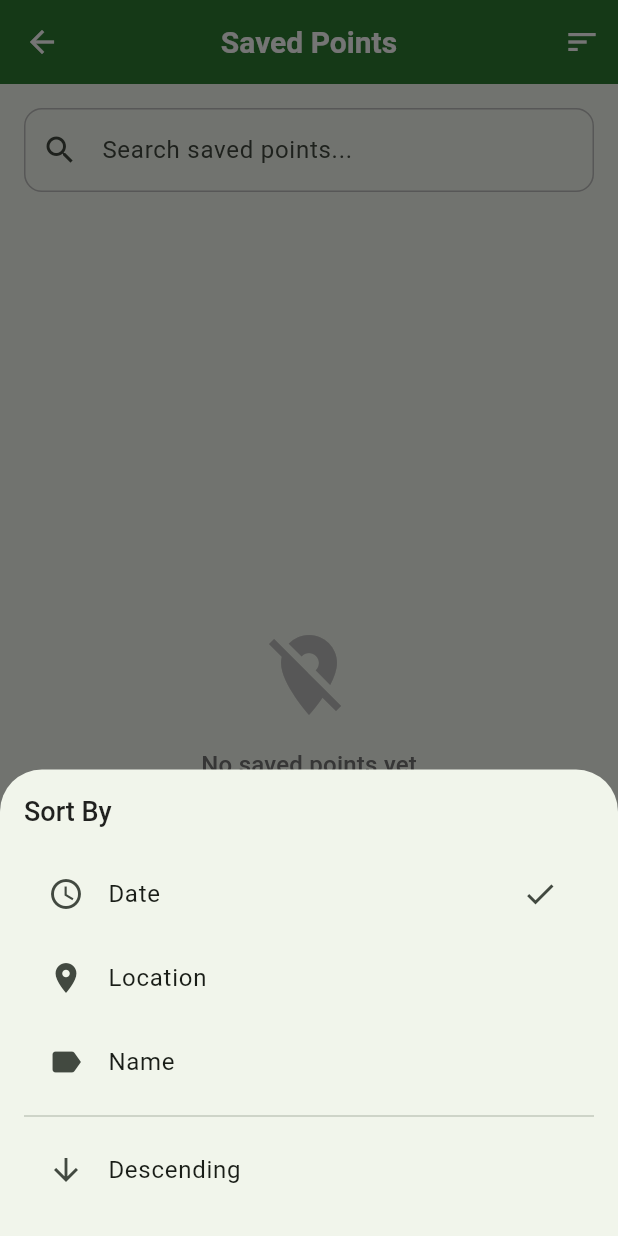
After one commit to sujith-jino/gps_land_map, a Flutter app: the SavedPointsPage screen opened by its route, after a tap on the "sort" icon, on a phone screen of 412 x 824 dp. The commit adds this screen. Run offline on Flutter 3.47's test engine with Material 3 defaults, Android fonts, the phone set to English and light mode, and no system bars; our stand-ins replace camera, equatable, geocoding, geolocator, google_maps_flutter, hive and 5 more; accounts and stored records are empty.

Commit message:
saved points

```diff
--- a/lib/features/home/presentation/pages/home_page.dart
+++ b/lib/features/home/presentation/pages/home_page.dart
@@ -394,6 +394,6 @@ class _HomePageState extends State<HomePage> {
   }
 
   void _navigateToSavedPoints() {
-    // Implement navigation to saved points
+    AppRouter.navigateToSavedPoints(context);
   }
 }
--- /dev/null
+++ b/lib/features/saved_points/presentation/pages/saved_points_page.dart
@@ -0,0 +1,483 @@
+import 'package:flutter/material.dart';
+import '../../../../core/localization/app_localizations.dart';
+import '../../../../core/services/database_service.dart';
+import '../../../../core/models/land_point.dart';
+
+class SavedPointsPage extends StatefulWidget {
+  const SavedPointsPage({super.key});
+
+  @override
+  State<SavedPointsPage> createState() => _SavedPointsPageState();
+}
+
+class _SavedPointsPageState extends State<SavedPointsPage> {
+  final DatabaseService _databaseService = DatabaseService();
+  final TextEditingController _searchController = TextEditingController();
+
+  List<LandPoint> _allPoints = [];
+  List<LandPoint> _filteredPoints = [];
+  bool _isLoading = true;
+  String _sortBy = 'date'; // 'date', 'name', 'location'
+  bool _isAscending = false;
+
+  @override
+  void initState() {
+    super.initState();
+    _loadSavedPoints();
+    _searchController.addListener(_filterPoints);
+  }
+
+  @override
+  void dispose() {
+    _searchController.dispose();
+    super.dispose();
+  }
+
+  Future<void> _loadSavedPoints() async {
+    try {
+      setState(() => _isLoading = true);
+
+      final points = await _databaseService.getAllLandPoints();
+
+      setState(() {
+        _allPoints = points;
+        _filteredPoints = points;
+        _isLoading = false;
+      });
+
+      _sortPoints();
+    } catch (e) {
+      setState(() => _isLoading = false);
+      if (mounted) {
+        ScaffoldMessenger.of(context).showSnackBar(
+          SnackBar(content: Text('Error loading saved points: $e')),
+        );
+      }
+    }
+  }
+
+  void _filterPoints() {
+    final query = _searchController.text.toLowerCase();
+
+    setState(() {
+      if (query.isEmpty) {
+        _filteredPoints = List.from(_allPoints);
+      } else {
+        _filteredPoints = _allPoints.where((point) {
+          final notesMatch = point.notes?.toLowerCase().contains(query) ??
+              false;
+          final landFeatureMatch = point.analysis?.dominantLandFeature
+              .toLowerCase().contains(query) ?? false;
+          final soilTypeMatch = point.analysis?.soilType.toLowerCase().contains(
+              query) ?? false;
+
+          return notesMatch || landFeatureMatch || soilTypeMatch;
+        }).toList();
+      }
+    });
+
+    _sortPoints();
+  }
+
+  void _sortPoints() {
+    setState(() {
+      _filteredPoints.sort((a, b) {
+        int comparison = 0;
+
+        switch (_sortBy) {
+          case 'date':
+            comparison = a.timestamp.compareTo(b.timestamp);
+            break;
+          case 'location':
+            comparison = a.latitude.compareTo(b.latitude);
+            break;
+          case 'name':
+            final aName = a.notes ?? 'Unnamed Point';
+            final bName = b.notes ?? 'Unnamed Point';
+            comparison = aName.compareTo(bName);
+            break;
+        }
+
+        return _isAscending ? comparison : -comparison;
+      });
+    });
+  }
+
+  void _showSortOptions() {
+    showModalBottomSheet(
+      context: context,
+      builder: (context) =>
+          Container(
+            padding: const EdgeInsets.all(16),
+            child: Column(
+              mainAxisSize: MainAxisSize.min,
+              crossAxisAlignment: CrossAxisAlignment.start,
+              children: [
+                Text(
+                  'Sort By',
+                  style: Theme
+                      .of(context)
+                      .textTheme
+                      .titleLarge,
+                ),
+                const SizedBox(height: 16),
+                ListTile(
+                  leading: const Icon(Icons.access_time),
+                  title: const Text('Date'),
+                  trailing: _sortBy == 'date' ? const Icon(Icons.check) : null,
+                  onTap: () {
+                    setState(() => _sortBy = 'date');
+                    _sortPoints();
+                    Navigator.pop(context);
+                  },
+                ),
+                ListTile(
+                  leading: const Icon(Icons.location_on),
+                  title: const Text('Location'),
+                  trailing: _sortBy == 'location'
+                      ? const Icon(Icons.check)
+                      : null,
+                  onTap: () {
+                    setState(() => _sortBy = 'location');
+                    _sortPoints();
+                    Navigator.pop(context);
+                  },
+                ),
+                ListTile(
+                  leading: const Icon(Icons.label),
+                  title: const Text('Name'),
+                  trailing: _sortBy == 'name' ? const Icon(Icons.check) : null,
+                  onTap: () {
+                    setState(() => _sortBy = 'name');
+                    _sortPoints();
+                    Navigator.pop(context);
+                  },
+                ),
+                const Divider(),
+                ListTile(
+                  leading: Icon(
+                      _isAscending ? Icons.arrow_upward : Icons.arrow_downward),
+                  title: Text(_isAscending ? 'Ascending' : 'Descending'),
+                  onTap: () {
+                    setState(() => _isAscending = !_isAscending);
+                    _sortPoints();
+                    Navigator.pop(context);
+                  },
+                ),
+              ],
+            ),
+          ),
+    );
+  }
+
+  void _showPointDetails(LandPoint point) {
+    showDialog(
+      context: context,
+      builder: (context) =>
+          AlertDialog(
+            title: Text(point.notes ?? 'Land Point'),
+            content: SingleChildScrollView(
+              child: Column(
+                crossAxisAlignment: CrossAxisAlignment.start,
+                mainAxisSize: MainAxisSize.min,
+                children: [
+                  _buildDetailRow(
+                      'Latitude', point.latitude.toStringAsFixed(6)),
+                  _buildDetailRow(
+                      'Longitude', point.longitude.toStringAsFixed(6)),
+                  _buildDetailRow('Date', _formatDate(point.timestamp)),
+
+                  if (point.analysis != null) ...[
+                    const SizedBox(height: 16),
+                    Text(
+                      'Analysis Results',
+                      style: Theme
+                          .of(context)
+                          .textTheme
+                          .titleMedium
+                          ?.copyWith(
+                        fontWeight: FontWeight.bold,
+                      ),
+                    ),
+                    const SizedBox(height: 8),
+                    _buildDetailRow(
+                        'Land Feature', point.analysis!.dominantLandFeature),
+                    _buildDetailRow('Soil Type', point.analysis!.soilType),
+                    _buildDetailRow('Vegetation',
+                        '${point.analysis!.vegetationPercentage.toStringAsFixed(
+                            1)}%'),
+                    _buildDetailRow('Water Coverage',
+                    '${point.analysis!.waterBodyPercentage.toStringAsFixed(1)}%'),
+                _buildDetailRow('Elevation',
+                    '${point.analysis!.elevationEstimate.toStringAsFixed(1)}m'),
+                _buildDetailRow('Confidence',
+                    '${point.analysis!.confidenceScore.toStringAsFixed(1)}%'),
+                  ],
+
+                  if (point.notes != null) ...[
+                    const SizedBox(height: 16),
+                    Text(
+                      'Notes',
+                      style: Theme
+                          .of(context)
+                          .textTheme
+                          .titleMedium
+                          ?.copyWith(
+                        fontWeight: FontWeight.bold,
+                      ),
+                    ),
+                    const SizedBox(height: 8),
+                    Text(point.notes!),
+                  ],
+                ],
+              ),
+            ),
+            actions: [
+              TextButton(
+                onPressed: () => Navigator.pop(context),
+                child: const Text('Close'),
+              ),
+              TextButton(
+                onPressed: () {
+                  Navigator.pop(context);
+                  _deletePoint(point);
+                },
+                child: Text(
+                  'Delete',
+                  style: TextStyle(color: Colors.red[700]),
+                ),
+              ),
+            ],
+          ),
+    );
+  }
+
+  Widget _buildDetailRow(String label, String value) {
+    return Padding(
+      padding: const EdgeInsets.symmetric(vertical: 4),
+      child: Row(
+        crossAxisAlignment: CrossAxisAlignment.start,
+        children: [
+          SizedBox(
+            width: 100,
+            child: Text(
+              '$label:',
+              style: const TextStyle(fontWeight: FontWeight.w500),
+            ),
+          ),
+          Expanded(
+            child: Text(value),
+          ),
+        ],
+      ),
+    );
+  }
+
+  String _formatDate(DateTime date) {
+    return '${date.day}/${date.month}/${date.year} ${date.hour}:${date.minute
+        .toString().padLeft(2, '0')}';
+  }
+
+  Future<void> _deletePoint(LandPoint point) async {
+    final confirmed = await showDialog<bool>(
+      context: context,
+      builder: (context) =>
+          AlertDialog(
+            title: const Text('Delete Point'),
+            content: const Text(
+                'Are you sure you want to delete this land point?'),
+            actions: [
+              TextButton(
+                onPressed: () => Navigator.pop(context, false),
+                child: const Text('Cancel'),
+              ),
+              TextButton(
+                onPressed: () => Navigator.pop(context, true),
+                child: Text(
+                  'Delete',
+                  style: TextStyle(color: Colors.red[700]),
+                ),
+              ),
+            ],
+          ),
+    );
+
+    if (confirmed == true) {
+      try {
+        await _databaseService.deleteLandPoint(point.id!);
+        await _loadSavedPoints();
+        if (mounted) {
+          ScaffoldMessenger.of(context).showSnackBar(
+            const SnackBar(content: Text('Point deleted successfully')),
+          );
+        }
+      } catch (e) {
+        if (mounted) {
+          ScaffoldMessenger.of(context).showSnackBar(
+            SnackBar(content: Text('Error deleting point: $e')),
+          );
+        }
+      }
+    }
+  }
+
+  @override
+  Widget build(BuildContext context) {
+    final l10n = AppLocalizations.of(context)!;
+
+    return Scaffold(
+      appBar: AppBar(
+        title: Text(l10n.savedPoints),
+        actions: [
+          IconButton(
+            icon: const Icon(Icons.sort),
+            onPressed: _showSortOptions,
+          ),
+        ],
+      ),
+      body: Column(
+        children: [
+          // Search Bar
+          Padding(
+            padding: const EdgeInsets.all(16),
+            child: TextField(
+              controller: _searchController,
+              decoration: InputDecoration(
+                hintText: 'Search saved points...',
+                prefixIcon: const Icon(Icons.search),
+                suffixIcon: _searchController.text.isNotEmpty
+                    ? IconButton(
+                  icon: const Icon(Icons.clear),
+                  onPressed: () {
+                    _searchController.clear();
+                  },
+                )
+                    : null,
+                border: OutlineInputBorder(
+                  borderRadius: BorderRadius.circular(12),
+                ),
+              ),
+            ),
+          ),
+
+          // Points List
+          Expanded(
+            child: _isLoading
+                ? const Center(child: CircularProgressIndicator())
+                : _filteredPoints.isEmpty
+                ? _buildEmptyState()
+                : RefreshIndicator(
+              onRefresh: _loadSavedPoints,
+              child: ListView.builder(
+                padding: const EdgeInsets.symmetric(horizontal: 16),
+                itemCount: _filteredPoints.length,
+                itemBuilder: (context, index) {
+                  final point = _filteredPoints[index];
+                  return _buildPointCard(point);
+                },
+              ),
+            ),
+          ),
+        ],
+      ),
+    );
+  }
+
+  Widget _buildEmptyState() {
+    return Center(
+      child: Column(
+        mainAxisAlignment: MainAxisAlignment.center,
+        children: [
+          Icon(
+            Icons.location_off,
+            size: 64,
+            color: Colors.grey[400],
+          ),
+          const SizedBox(height: 16),
+          Text(
+            _searchController.text.isNotEmpty
+                ? 'No points found for your search'
+                : 'No saved points yet',
+            style: Theme
+                .of(context)
+                .textTheme
+                .titleMedium
+                ?.copyWith(
+              color: Colors.grey[600],
+            ),
+          ),
+          const SizedBox(height: 8),
+          Text(
+            _searchController.text.isNotEmpty
+                ? 'Try adjusting your search terms'
+                : 'Start by capturing some land points',
+            style: Theme
+                .of(context)
+                .textTheme
+                .bodyMedium
+                ?.copyWith(
+              color: Colors.grey[600],
+            ),
+          ),
+        ],
+      ),
+    );
+  }
+
+  Widget _buildPointCard(LandPoint point) {
+    return Card(
+      margin: const EdgeInsets.only(bottom: 12),
+      child: ListTile(
+        contentPadding: const EdgeInsets.all(16),
+        leading: CircleAvatar(
+          backgroundColor:
+              Theme.of(context).primaryColor.withValues(alpha: 0.1),
+          child: Icon(
+            Icons.location_on,
+            color: Theme
+                .of(context)
+                .primaryColor,
+          ),
+        ),
+        title: Text(
+          point.notes ?? 'Unnamed Point',
+          style: const TextStyle(fontWeight: FontWeight.w600),
+        ),
+        subtitle: Column(
+          crossAxisAlignment: CrossAxisAlignment.start,
+          children: [
+            const SizedBox(height: 4),
+            Text(
+              '${point.latitude.toStringAsFixed(4)}, ${point.longitude
+                  .toStringAsFixed(4)}',
+              style: TextStyle(color: Colors.grey[600]),
+            ),
+            const SizedBox(height: 4),
+            Text(
+              _formatDate(point.timestamp),
+              style: TextStyle(
+                color: Colors.grey[600],
+                fontSize: 12,
+              ),
+            ),
+            if (point.analysis != null) ...[
+              const SizedBox(height: 4),
+              Text(
+                point.analysis!.dominantLandFeature,
+                style: TextStyle(
+                  color: Theme
+                      .of(context)
+                      .primaryColor,
+                  fontSize: 12,
+                  fontWeight: FontWeight.w500,
+                ),
+              ),
+            ],
+          ],
+        ),
+        trailing: const Icon(Icons.arrow_forward_ios, size: 16),
+        onTap: () => _showPointDetails(point),
+      ),
+    );
+  }
+}
--- a/lib/main.dart
+++ b/lib/main.dart
@@ -20,7 +20,6 @@ void main() async {
   ]);
 
   // Initialize services
-  await _initializeServices();
 
   runApp(const LandMapperApp());
 }
--- a/lib/shared/navigation/app_router.dart
+++ b/lib/shared/navigation/app_router.dart
@@ -4,6 +4,7 @@ import '../../features/camera/presentation/pages/camera_page.dart';
 import '../../features/map/presentation/pages/map_page.dart';
 import '../../features/map/presentation/pages/land_measure_page.dart';
 import '../../features/settings/presentation/pages/settings_page.dart';
+import '../../features/saved_points/presentation/pages/saved_points_page.dart';
 
 class AppRouter {
   static const String home = '/';
@@ -11,6 +12,7 @@ class AppRouter {
   static const String map = '/map';
   static const String landMeasure = '/land-measure';
   static const String settings = '/settings';
+  static const String savedPoints = '/saved-points';
   static const String landPointDetails = '/land-point-details';
   static const String imageAnalysis = '/image-analysis';
 
@@ -36,10 +38,13 @@ class AppRouter {
         return MaterialPageRoute(
           builder: (_) => const SettingsPage(),
         );
+      case '/saved-points':
+        return MaterialPageRoute(
+          builder: (_) => const SavedPointsPage(),
+        );
       default:
         return MaterialPageRoute(
-          builder: (_) =>
-          const Scaffold(
+          builder: (_) => const Scaffold(
             body: Center(
               child: Text('Route not found'),
             ),
@@ -67,4 +72,8 @@ class AppRouter {
   static void navigateToSettings(BuildContext context) {
     Navigator.pushNamed(context, settings);
   }
+
+  static void navigateToSavedPoints(BuildContext context) {
+    Navigator.pushNamed(context, savedPoints);
+  }
 }
```
